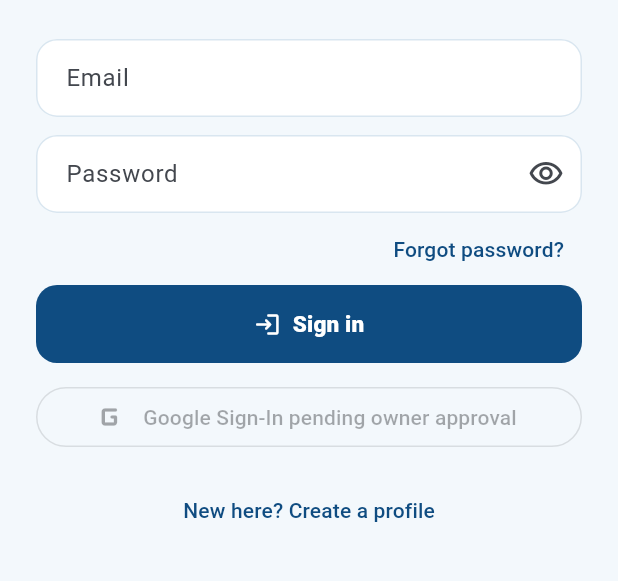
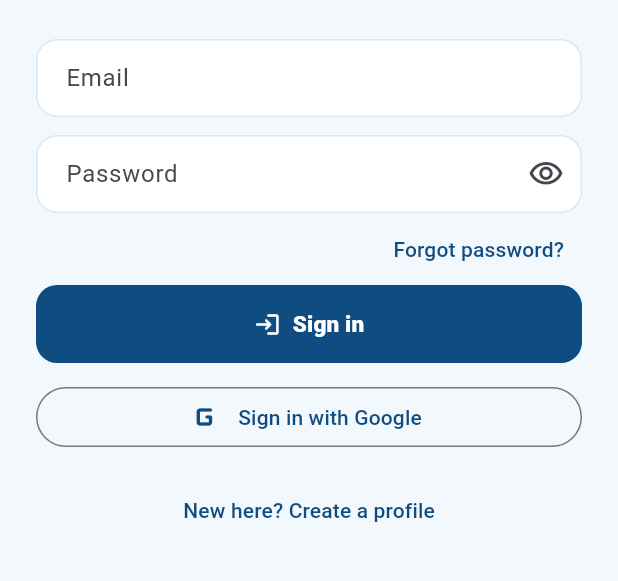
Before and after one commit to bokimmkd/warrantycave-android, a Flutter app: the AuthScreen screen opened directly, on a phone screen of 412 x 824 dp, the part 279-860 px from its top. Run offline on Flutter 3.47's test engine with Material 3 defaults, Android fonts, the phone set to English and light mode, and no system bars; our stand-ins replace cloud_firestore, firebase_auth, firebase_core, flutter_local_notifications, flutter_timezone, google_mobile_ads and 7 more; missing offline and left inert: mobile_scanner; accounts and stored records are empty.

Commit message:
Enable Google sign-in button

```diff
--- a/lib/l10n/app_localizations.dart
+++ b/lib/l10n/app_localizations.dart
@@ -988,7 +988,7 @@ class AppLocalizations {
       'freeLimitReached':
           'Limit des kostenlosen Plans erreicht. Für weitere Garantien upgraden.',
       'viewScanPack': 'Scan-Paket anzeigen',
-      'googlePending': 'Google-Anmeldung wartet auf Freigabe',
+      'googlePending': 'Mit Google anmelden',
       'alreadyAccount': 'Bereits ein Konto? Anmelden',
       'newCreateProfile': 'Neu hier? Profil erstellen',
       'planName': '{plan}-Plan',
@@ -1130,7 +1130,7 @@ class AppLocalizations {
       'freeLimitReached':
           'Alcanzaste el límite gratuito. Mejora el plan para añadir más garantías.',
       'viewScanPack': 'Ver paquete de escaneos',
-      'googlePending': 'Acceso con Google pendiente de aprobación',
+      'googlePending': 'Iniciar sesión con Google',
       'alreadyAccount': '¿Ya tienes cuenta? Inicia sesión',
       'newCreateProfile': '¿Eres nuevo? Crea un perfil',
       'planName': 'Plan {plan}',
@@ -1273,7 +1273,7 @@ class AppLocalizations {
       'freeLimitReached':
           'Limite du forfait gratuit atteinte. Changez de forfait pour ajouter des garanties.',
       'viewScanPack': 'Voir le pack de scans',
-      'googlePending': 'Connexion Google en attente d’approbation',
+      'googlePending': 'Se connecter avec Google',
       'alreadyAccount': 'Vous avez déjà un compte ? Connectez-vous',
       'newCreateProfile': 'Nouveau ? Créez un profil',
       'planName': 'Forfait {plan}',
@@ -1416,7 +1416,7 @@ class AppLocalizations {
       'freeLimitReached':
           'Limite del piano gratuito raggiunto. Aggiorna per aggiungere garanzie.',
       'viewScanPack': 'Vedi pacchetto scansioni',
-      'googlePending': 'Accesso Google in attesa di approvazione',
+      'googlePending': 'Accedi con Google',
       'alreadyAccount': 'Hai già un account? Accedi',
       'newCreateProfile': 'Sei nuovo? Crea un profilo',
       'planName': 'Piano {plan}',
@@ -1557,7 +1557,7 @@ class AppLocalizations {
       'freeLimitReached':
           'Ücretsiz plan sınırına ulaştınız. Daha fazlası için yükseltin.',
       'viewScanPack': 'Tarama paketini gör',
-      'googlePending': 'Google girişi onay bekliyor',
+      'googlePending': 'Google ile giriş yap',
       'alreadyAccount': 'Hesabınız var mı? Giriş yapın',
       'newCreateProfile': 'Yeni misiniz? Profil oluşturun',
       'planName': '{plan} planı',
@@ -1697,7 +1697,7 @@ class AppLocalizations {
       'freeLimitReached':
           'Φτάσατε το δωρεάν όριο. Αναβαθμίστε για περισσότερες εγγυήσεις.',
       'viewScanPack': 'Προβολή πακέτου σαρώσεων',
-      'googlePending': 'Η σύνδεση Google αναμένει έγκριση',
+      'googlePending': 'Σύνδεση με Google',
       'alreadyAccount': 'Έχετε λογαριασμό; Συνδεθείτε',
       'newCreateProfile': 'Νέος χρήστης; Δημιουργήστε προφίλ',
       'planName': 'Πρόγραμμα {plan}',
@@ -2494,7 +2494,7 @@ class AppLocalizations {
       'freeLimitReached':
           'You reached the Free plan limit. Upgrade to add more warranties.',
       'viewScanPack': 'View Scan Pack',
-      'googlePending': 'Google Sign-In pending owner approval',
+      'googlePending': 'Sign in with Google',
       'alreadyAccount': 'Already have an account? Sign in',
       'newCreateProfile': 'New here? Create a profile',
       'planName': '{plan} plan',
@@ -2640,7 +2640,7 @@ class AppLocalizations {
       'freeLimitReached':
           'Го достигнавте лимитот на бесплатниот план. Надградете за повеќе гаранции.',
       'viewScanPack': 'Види Scan пакет',
-      'googlePending': 'Google најава чека одобрение од сопственикот',
+      'googlePending': 'Најави се со Google',
       'alreadyAccount': 'Веќе имате профил? Најавете се',
       'newCreateProfile': 'Нов корисник? Создајте профил',
       'planName': '{plan} план',
--- a/pubspec.yaml
+++ b/pubspec.yaml
@@ -16,7 +16,7 @@ publish_to: 'none' # Remove this line if you wish to publish to pub.dev
 # https://developer.apple.com/library/archive/documentation/General/Reference/InfoPlistKeyReference/Articles/CoreFoundationKeys.html
 # In Windows, build-name is used as the major, minor, and patch parts
 # of the product and file versions while build-number is used as the build suffix.
-version: 1.0.10+20
+version: 1.0.11+21
 
 environment:
   sdk: ^3.10.9
```
Also changed, not shown: lib/presentation/screens/auth_screen.dart (+12 -1 lines).
